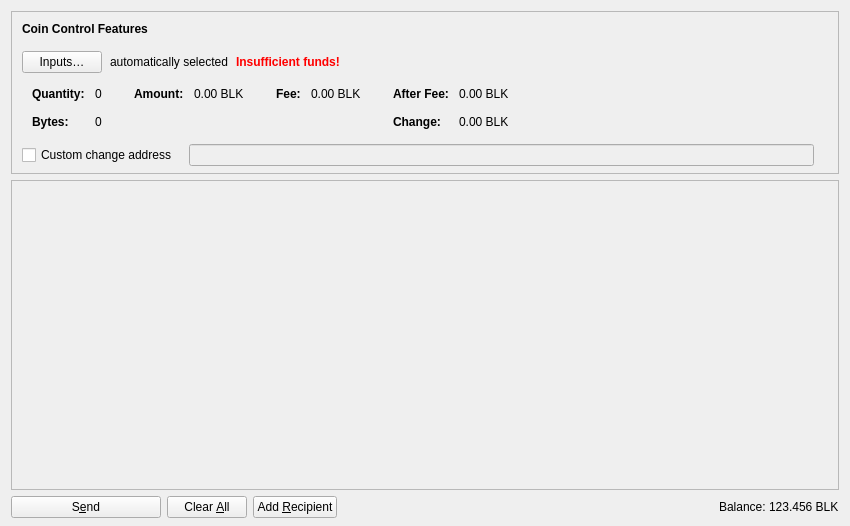
This is codexacoin-core/src/qt/forms/sendcoinsdialog.ui in fakharnaqvi5313/codexacoin as Qt 5 draws it before an edit. The edited form follows.
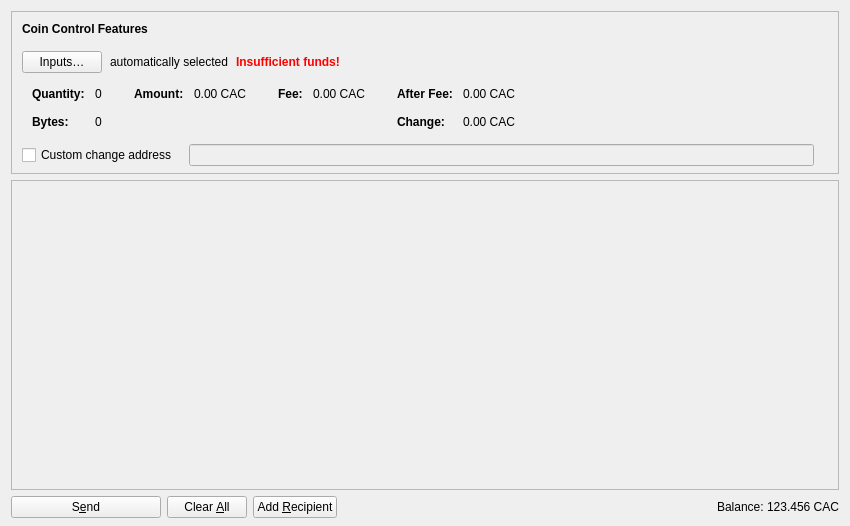
This is the edited form. Icons and pictures are not drawn. Custom widgets are drawn as their Qt base class.

```diff
--- a/codexacoin-core/src/qt/forms/sendcoinsdialog.ui
+++ b/codexacoin-core/src/qt/forms/sendcoinsdialog.ui
@@ -318,7 +318,7 @@
                   <enum>Qt::ActionsContextMenu</enum>
                  </property>
                  <property name="text">
-                  <string notr="true">0.00 BLK</string>
+                  <string notr="true">0.00 CAC</string>
                  </property>
                  <property name="textInteractionFlags">
                   <set>Qt::LinksAccessibleByMouse|Qt::TextSelectableByKeyboard|Qt::TextSelectableByMouse</set>
@@ -369,7 +369,7 @@
                   <enum>Qt::ActionsContextMenu</enum>
                  </property>
                  <property name="text">
-                  <string notr="true">0.00 BLK</string>
+                  <string notr="true">0.00 CAC</string>
                  </property>
                  <property name="textInteractionFlags">
                   <set>Qt::LinksAccessibleByMouse|Qt::TextSelectableByKeyboard|Qt::TextSelectableByMouse</set>
@@ -423,7 +423,7 @@
                   <enum>Qt::ActionsContextMenu</enum>
                  </property>
                  <property name="text">
-                  <string notr="true">0.00 BLK</string>
+                  <string notr="true">0.00 CAC</string>
                  </property>
                  <property name="textInteractionFlags">
                   <set>Qt::LinksAccessibleByMouse|Qt::TextSelectableByKeyboard|Qt::TextSelectableByMouse</set>
@@ -452,7 +452,7 @@
                   <enum>Qt::ActionsContextMenu</enum>
                  </property>
                  <property name="text">
-                  <string notr="true">0.00 BLK</string>
+                  <string notr="true">0.00 CAC</string>
                  </property>
                  <property name="textInteractionFlags">
                   <set>Qt::LinksAccessibleByMouse|Qt::TextSelectableByKeyboard|Qt::TextSelectableByMouse</set>
@@ -698,7 +698,7 @@
           <cursorShape>IBeamCursor</cursorShape>
          </property>
          <property name="text">
-          <string notr="true">123.456 BLK</string>
+          <string notr="true">123.456 CAC</string>
          </property>
          <property name="textInteractionFlags">
           <set>Qt::LinksAccessibleByMouse|Qt::TextSelectableByKeyboard|Qt::TextSelectableByMouse</set>
```
